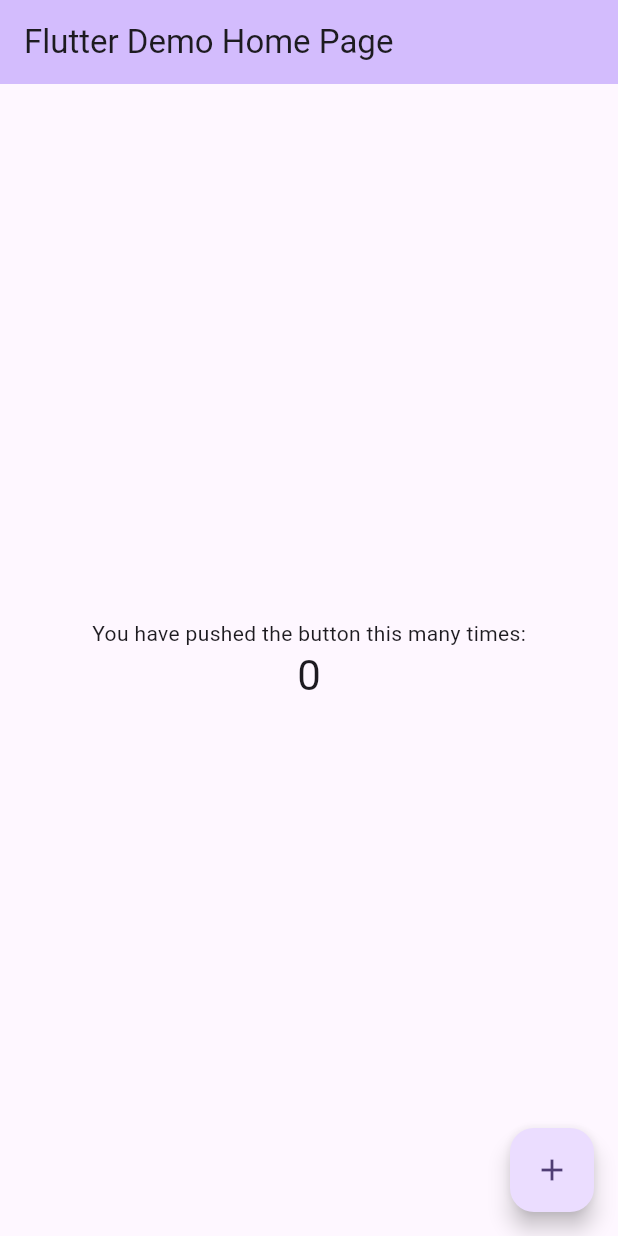
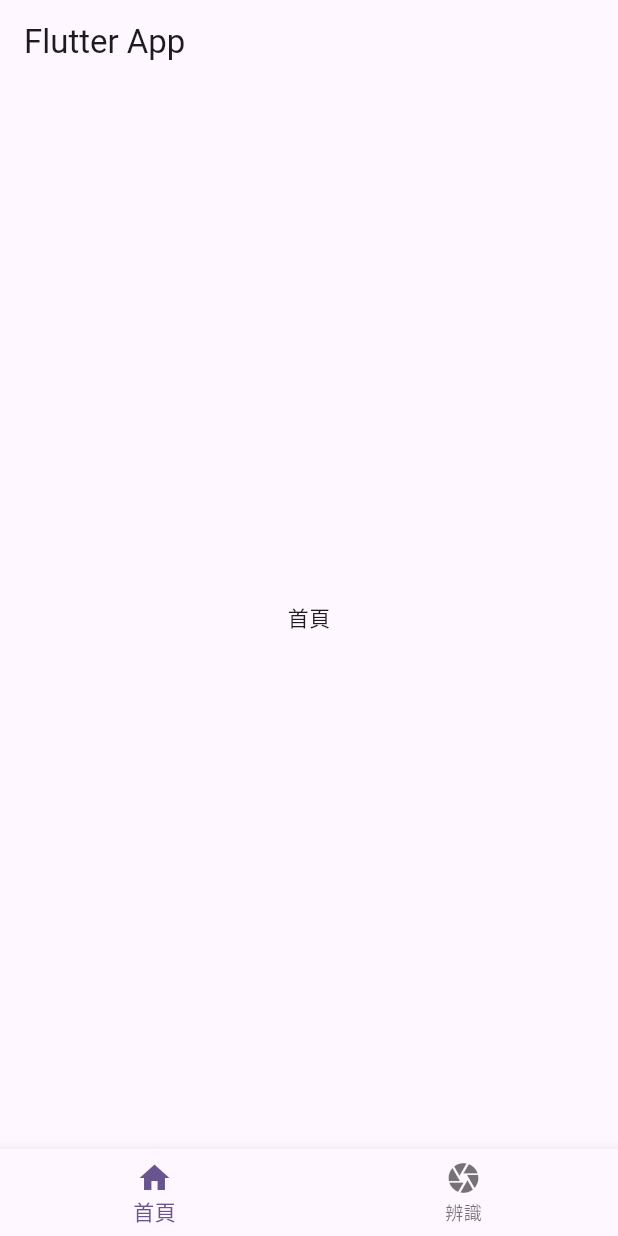
Before and after one commit to teddyhome123/IVDripObservation_Flutter, a Flutter app: the screen it shows after launch, on a phone screen of 412 x 824 dp. Run offline on Flutter 3.47's test engine with Material 3 defaults, Android fonts, the phone set to English and light mode, and no system bars; our stand-ins replace camera, get; missing offline and left inert: pytorch_lite.

Commit message:
Model test01 (#3)
* Implement camera functionality and object detection

Added new camera functions in 'scan_controller' and 'camera_view'. These include initializing the camera, running object detection on frames using TensorFlow Lite, and handling permissions. Additionally, updated 'pubspec.yaml' to include related packages such as 'camera' and 'permission_handler'. Updated iOS Main.storyboard and modified the Flutter-Debug.xcconfig for proper execution.

* Replace camera with PyTorch Lite for object detection

Replaced TensorFlow Lite with PyTorch Lite for object detection in scan_controller and updated related dependencies in 'pubspec.yaml'. Added associated functions for camera initialization, stopping the camera, and object detection. These changes contribute to performance optimization by refining object detection from camera images while handling camera permissions securely.

* Removed unused dependencies and cleaned up code

Removed unused package 'permission_handler' and 'tensorflow_lite_flutter' from the 'pubspec.yaml' along with their traces from 'pubspec.lock'. Also cleaned up the space and removed unnecessary lines in the code files which makes overall code cleaner and more readable. The dependencies were possibly not in use anymore or their functionality got replaced with something else.

* Optimized code and removed unused classes

Removed the unused MyRouter class and unused dependencies in several files. Removed _imageModel in the scan_controller file that was no longer in use, optimized debug print statements and standardized widget declaration in the box_widget_file. This cleanup improves code readability and maintainability.

```diff
--- /dev/null
+++ b/assets/models/labels.txt
@@ -0,0 +1 @@
+tetesan
--- /dev/null
+++ b/lib/controller/camera_view_singleton.dart
@@ -0,0 +1,13 @@
+import 'dart:ui';
+
+/// Singleton to record size related data
+class CameraViewSingleton {
+  static double ratio = 0;
+  static Size screenSize = const Size(0, 0);
+  static Size inputImageSize = const Size(0, 0);
+  static Size get actualPreviewSize =>
+      Size(screenSize.width, screenSize.width * ratio);
+  static Size get actualPreviewSizeH {
+    return Size(screenSize.width, screenSize.width * (1 / ratio));
+  }
+}
--- /dev/null
+++ b/lib/controller/scan_controller.dart
@@ -0,0 +1,121 @@
+import 'dart:developer';
+import 'package:camera/camera.dart';
+import 'package:flutter/cupertino.dart';
+import 'package:flutter/material.dart';
+import 'package:flutter/services.dart';
+import 'package:get/get.dart';
+import 'package:pytorch_lite/pytorch_lite.dart';
+import 'camera_view_singleton.dart';
+
+class ScanController extends GetxController{
+  @override
+  void onInit() {
+    super.onInit();
+    initPytorch();
+  }
+
+  @override
+  void dispose() {
+    super.dispose();
+    cameraController.dispose();
+  }
+
+  late CameraController cameraController;
+  late List<CameraDescription> camera;
+
+  RxList<ResultObjectDetection> detections = RxList<ResultObjectDetection>();
+  var isCameraInitialized = false.obs;
+  var cameraCount = 0;
+  bool isProcessingImage = false;
+
+  initCamera(BuildContext context) async {
+      camera = await availableCameras();
+      cameraController = CameraController(camera[0], ResolutionPreset.high);
+      await cameraController.initialize().then((_) {
+        Size? previewSize = cameraController.value.previewSize;
+
+        CameraViewSingleton.inputImageSize = previewSize!;
+
+        Size screenSize = MediaQuery.of(context).size;
+        CameraViewSingleton.screenSize = screenSize;
+        CameraViewSingleton.ratio = screenSize.width / previewSize.height;
+      });
+
+      cameraController.startImageStream((image) async {
+        if (!isProcessingImage) {
+          isProcessingImage = true;
+          await objectDetector(image);
+          isProcessingImage = false;
+        }
+      });
+
+      isCameraInitialized(true);
+      update();
+
+  }
+
+
+
+  Future<void> stopCamera() async {
+    if (cameraController.value.isInitialized) {
+      await cameraController.stopImageStream();
+      await cameraController.dispose(); // 可以选择性地调用
+    }
+  }
+
+  ModelObjectDetection? _objectModel;
+
+  initPytorch() async{
+      // String pathImageModel = "assets/models/model_classification.pt";
+      //String pathCustomModel = "assets/models/custom_model.ptl";
+      String pathObjectDetectionModel = "assets/models/best.torchscript";
+      try {
+        // _imageModel = await PytorchLite.loadClassificationModel(
+        //     pathImageModel, 224, 224, 1000,
+        //     labelPath: "assets/labels/label_classification_imageNet.txt");
+        //_customModel = await PytorchLite.loadCustomModel(pathCustomModel);
+        _objectModel = await PytorchLite.loadObjectDetectionModel(
+            pathObjectDetectionModel, 1, 640, 640,
+            labelPath: "assets/models/labels.txt",
+            objectDetectionModelType: ObjectDetectionModelType.yolov8);
+      } catch (e) {
+        if (e is PlatformException) {
+          log("only supported for android, Error is $e");
+        } else {
+          log("Error is $e");
+        }
+      }
+
+
+  }
+
+  objectDetector(CameraImage image) async {
+    if (_objectModel != null) {
+      try {
+        Stopwatch stopwatch = Stopwatch()..start();
+        List<ResultObjectDetection> newDetections = await _objectModel!.getCameraImagePrediction(
+          image,
+          0,
+          minimumScore: 0.3,
+          iOUThreshold: 0.3,
+        );
+
+        // for (var detection in newDetections) {
+        //   print("Object: ${detection.className}, Rect: left=${detection.rect.left}, top=${detection.rect.top}, width=${detection.rect.width}, height=${detection.rect.height}");
+        // }
+
+        // 使用 assignAll 来更新 RxList
+        detections.assignAll(newDetections);
+
+        if (newDetections.isNotEmpty) {
+          log("Detection took: ${stopwatch.elapsedMilliseconds}ms");
+          log("Detected objects: $newDetections");
+        }
+      } catch (e) {
+        log("Error during object detection: $e");
+      } finally {
+        update(); // 只在需要时更新 UI
+      }
+    }
+  }
+}
--- a/lib/main.dart
+++ b/lib/main.dart
@@ -1,8 +1,10 @@
 import 'package:flutter/material.dart';
-import 'package:frontend/router.dart';
-import 'package:frontend/pages/homepage/homepage.dart';
+import 'package:frontend/pages/tabs.dart';
+import 'package:get/get.dart';
+import 'controller/scan_controller.dart';
 
 void main() {
+  Get.put(ScanController());
   runApp(const MyApp());
 }
 
@@ -17,10 +19,7 @@ class MyApp extends StatelessWidget {
         colorScheme: ColorScheme.fromSeed(seedColor: Colors.deepPurple),
         useMaterial3: true,
       ),
-      initialRoute: MyRouter.home,
-      routes: {
-        MyRouter.home: (context) => const MyHomePage(title: 'Flutter Demo Home Page'), // 修改的地方
-      },
+      home: const Tabs(),
     );
   }
 }
--- a/lib/pages/homepage/homepage.dart
+++ b/lib/pages/homepage/homepage.dart
@@ -1,49 +1,17 @@
 import 'package:flutter/material.dart';
 
-class MyHomePage extends StatefulWidget {
-  const MyHomePage({super.key, required this.title});
-
-  final String title;
+class HomePage extends StatefulWidget {
+  const HomePage({super.key});
 
   @override
-  State<MyHomePage> createState() => _MyHomePageState();
+  State<HomePage> createState() => _HomePageState();
 }
 
-class _MyHomePageState extends State<MyHomePage> {
-  int _counter = 0;
-
-  void _incrementCounter() {
-    setState(() {
-      _counter++;
-    });
-  }
-
+class _HomePageState extends State<HomePage> {
   @override
   Widget build(BuildContext context) {
-    return Scaffold(
-      appBar: AppBar(
-        backgroundColor: Theme.of(context).colorScheme.inversePrimary,
-        title: Text(widget.title),
-      ),
-      body: Center(
-        child: Column(
-          mainAxisAlignment: MainAxisAlignment.center,
-          children: <Widget>[
-            const Text(
-              'You have pushed the button this many times:',
-            ),
-            Text(
-              '$_counter',
-              style: Theme.of(context).textTheme.headlineMedium,
-            ),
-          ],
-        ),
-      ),
-      floatingActionButton: FloatingActionButton(
-        onPressed: _incrementCounter,
-        tooltip: 'Increment',
-        child: const Icon(Icons.add),
-      ),
+    return const Center(
+      child: Text("首頁"),
     );
   }
 }
--- /dev/null
+++ b/lib/pages/tabs.dart
@@ -0,0 +1,78 @@
+import 'package:flutter/material.dart';
+import 'package:frontend/pages/homepage/homepage.dart';
+import 'package:get/get.dart';
+
+import '../controller/scan_controller.dart';
+import 'camera/canera_view.dart';
+
+class Tabs extends StatefulWidget {
+  const Tabs({super.key});
+
+  @override
+  State<Tabs> createState() => _TabsState();
+}
+
+class _TabsState extends State<Tabs> {
+  final ScanController controller = Get.find<ScanController>();
+  int _currentIndex = 0;
+
+  List<Widget>? _pages;
+
+  @override
+  void initState() {
+    super.initState();
+    initCameras();
+  }
+
+  void initCameras() async {
+    // _cameras = await availableCameras();
+    setState(() {
+      _pages = [
+        const HomePage(),
+        const CameraView(),
+      ];
+    });
+  }
+
+  @override
+  Widget build(BuildContext context) {
+    if (_pages == null) {
+      return const CircularProgressIndicator();
+    }
+
+    return Scaffold(
+      appBar: AppBar(title: const Text("Flutter App"),),
+      body: _pages![_currentIndex],
+      bottomNavigationBar: BottomNavigationBar(
+        currentIndex: _currentIndex,
+        onTap: (index) {
+          if (index == 1) {
+            controller.initCamera(context);
+
+            Navigator.push(
+              context,
+              MaterialPageRoute(builder: (context) => const CameraView()),
+            );
+          } else {
+            setState(() {
+              _currentIndex = index;
+              if (index != 1) {
+                controller.stopCamera();
+              }
+            });
+          }
+        },
+        items: const [
+          BottomNavigationBarItem(
+            icon: Icon(Icons.home),
+            label: "首頁",
+          ),
+          BottomNavigationBarItem(
+            icon: Icon(Icons.camera),
+            label: "辨識",
+          ),
+        ],
+      ),
+    );
+  }
+}
--- a/lib/router.dart
+++ /dev/null
@@ -1,3 +0,0 @@
-class MyRouter {
-  static const home = '/home';
-  }
```
Also changed, not shown: lib/controller/box_widget_file.dart (added, +74 -0 lines), lib/pages/camera/canera_view.dart (added, +39 -0 lines), pubspec.yaml (+8 -2 lines), pubspec.lock, 12 other files.
